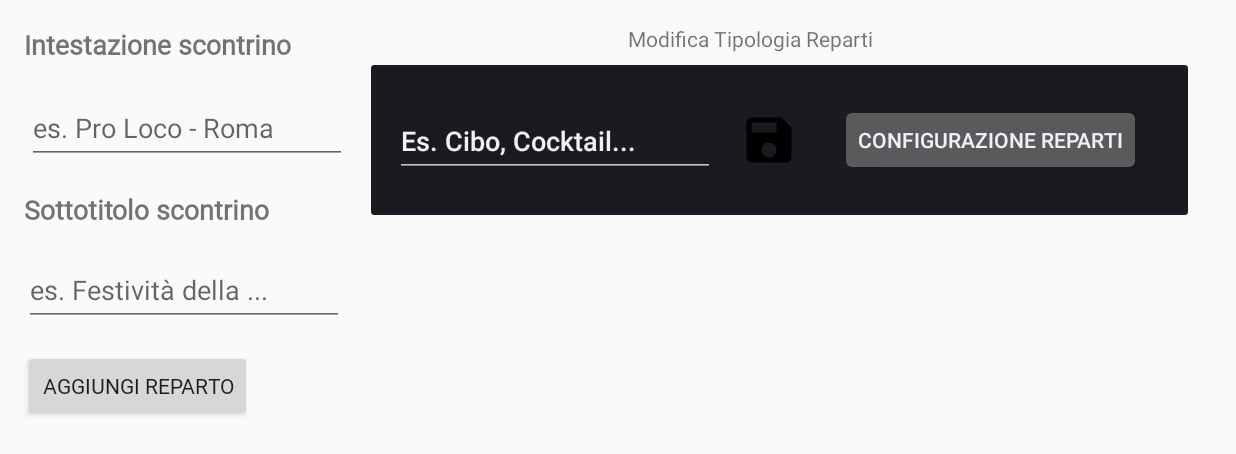
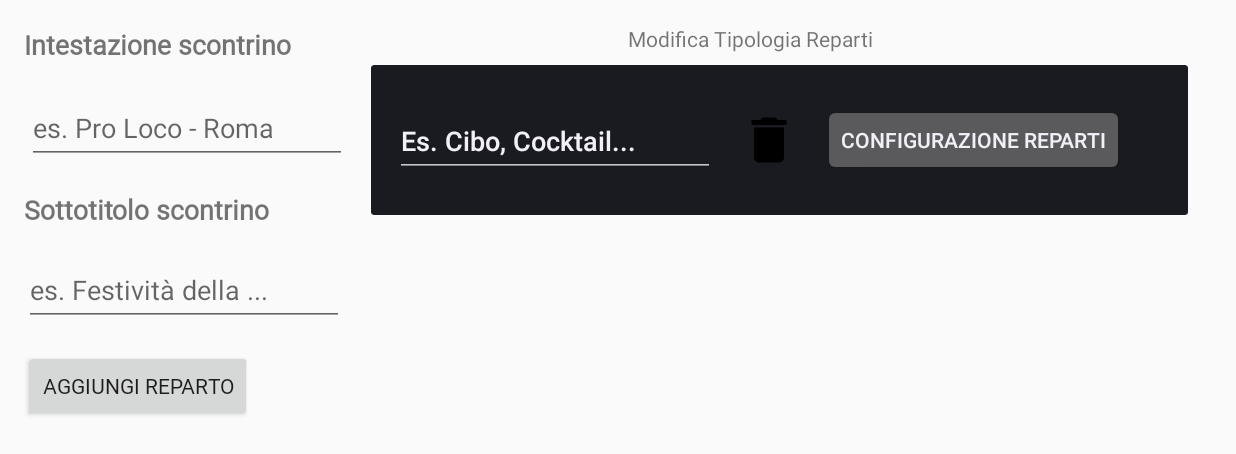
Before and after one commit to simone-di-paolo/cash-register-android, an Android app: the SettingsFragment screen opened through its navigation route, after a tap on "AGGIUNGI REPARTO", on a phone screen of 824 x 412 dp (held sideways). Shown: the top 454 px of the screen. Run offline under Robolectric (Android 15) with nearby library versions, the phone set to English and light mode, and no system bars; our stand-ins replace Room's generated code; 2 statements that could not run were skipped.

Commit message:
Feature - Now, when click on Done into editText you will save the settings and the name into the DB

```diff
--- a/app/src/main/java/com/dev/simonedipaolo/cashregister/TipologiaRepartiSettingsAdapter.java
+++ b/app/src/main/java/com/dev/simonedipaolo/cashregister/adapters/TipologiaRepartiSettingsAdapter.java
@@ -1,12 +1,15 @@
-package com.dev.simonedipaolo.cashregister;
+package com.dev.simonedipaolo.cashregister.adapters;
 
 import android.content.Context;
+import android.view.KeyEvent;
 import android.view.LayoutInflater;
 import android.view.View;
 import android.view.ViewGroup;
+import android.view.inputmethod.EditorInfo;
 import android.widget.Button;
 import android.widget.EditText;
 import android.widget.ImageView;
+import android.widget.TextView;
 
 import androidx.annotation.NonNull;
 import androidx.fragment.app.Fragment;
@@ -15,7 +18,7 @@ import androidx.navigation.NavDirections;
 import androidx.navigation.Navigation;
 import androidx.recyclerview.widget.RecyclerView;
 
-import com.dev.simonedipaolo.cashregister.entities.Reparto;
+import com.dev.simonedipaolo.cashregister.R;
 import com.dev.simonedipaolo.cashregister.entities.TipologiaReparto;
 import com.dev.simonedipaolo.cashregister.fragments.SettingsFragmentDirections;
 import com.dev.simonedipaolo.cashregister.room.StandDatabase;
@@ -59,18 +62,18 @@ public class TipologiaRepartiSettingsAdapter extends RecyclerView.Adapter<Tipolo
     public void onBindViewHolder(@NonNull RepartiViewHolder holder, int position) {
         // setto il testo nell'edit text leggendolo dal database
         holder.editText.setText(reparti.get(holder.getAdapterPosition()).getTipologiaReparto());
-
-        // gestisco il save del singolo row
-        holder.saveIcon.setImageResource(R.drawable.ic_baseline_save_24);
-        holder.saveIcon.setOnClickListener(new View.OnClickListener() {
+        holder.editText.setOnEditorActionListener(new TextView.OnEditorActionListener() {
             @Override
-            public void onClick(View view) {
-                // prendo il reparto
-                TipologiaReparto tempTipologiaReparto = reparti.get(holder.getAdapterPosition());
-                tempTipologiaReparto.setTipologiaReparto(holder.editText.getText().toString());
-                db.standDao().updateTipologiaReparto(tempTipologiaReparto);
-                reparti = db.standDao().getAllTipologiaReparto();
-                notifyItemRangeChanged(holder.getAdapterPosition(), getItemCount());
+            public boolean onEditorAction(TextView textView, int i, KeyEvent keyEvent) {
+                if(i == EditorInfo.IME_ACTION_DONE) {
+                    TipologiaReparto tempTipologiaReparto = reparti.get(holder.getAdapterPosition());
+                    tempTipologiaReparto.setTipologiaReparto(holder.editText.getText().toString());
+                    db.standDao().updateTipologiaReparto(tempTipologiaReparto);
+                    reparti = db.standDao().getAllTipologiaReparto();
+                    notifyItemRangeChanged(holder.getAdapterPosition(), getItemCount());
+                    return false;
+                }
+                return false;
             }
         });
 
@@ -124,7 +127,7 @@ public class TipologiaRepartiSettingsAdapter extends RecyclerView.Adapter<Tipolo
         public RepartiViewHolder(@NonNull View itemView) {
             super(itemView);
             editText = itemView.findViewById(R.id.tipologia_reparto_name_editText);
-            saveIcon = itemView.findViewById(R.id.tipologia_reparto_save_button);
+            //saveIcon = itemView.findViewById(R.id.tipologia_reparto_save_button);
             deleteIcon = itemView.findViewById(R.id.tipologia_reparto_delete_button);
             configureRepartiForTipologiaRepartoButton = itemView.findViewById(R.id.tipologia_reparto_conf_reparti_button);
         }
--- a/app/src/main/res/layout/tipologia_reparti_row.xml
+++ b/app/src/main/res/layout/tipologia_reparti_row.xml
@@ -30,6 +30,7 @@
                 android:minHeight="48dp"
                 android:text="Name"
                 android:imeOptions="actionDone"
+                android:scrollHorizontally="true"
                 app:layout_constraintBottom_toBottomOf="parent"
                 app:layout_constraintEnd_toEndOf="parent"
                 app:layout_constraintHorizontal_bias="0.0"
@@ -37,7 +38,7 @@
                 app:layout_constraintTop_toTopOf="parent"
                 app:layout_constraintVertical_bias="0.521" />
 
-            <ImageView
+            <!--<ImageView
                 android:id="@+id/tipologia_reparto_save_button"
                 android:layout_width="40dp"
                 android:layout_height="40dp"
@@ -50,7 +51,7 @@
                 app:layout_constraintHorizontal_bias="0.0"
                 app:layout_constraintStart_toEndOf="@+id/tipologia_reparto_name_editText"
                 app:layout_constraintTop_toTopOf="parent"
-                app:srcCompat="@drawable/ic_baseline_save_24" />
+                app:srcCompat="@drawable/ic_baseline_save_24" />-->
 
             <ImageView
                 android:id="@+id/tipologia_reparto_delete_button"
@@ -58,12 +59,11 @@
                 android:layout_height="40dp"
                 android:layout_marginStart="16dp"
                 android:layout_marginTop="16dp"
-                android:layout_marginEnd="16dp"
                 android:layout_marginBottom="16dp"
                 app:layout_constraintBottom_toBottomOf="parent"
-                app:layout_constraintEnd_toStartOf="@+id/tipologia_reparto_conf_reparti_button"
-                app:layout_constraintHorizontal_bias="0.42"
-                app:layout_constraintStart_toEndOf="@+id/tipologia_reparto_save_button"
+                app:layout_constraintEnd_toEndOf="parent"
+                app:layout_constraintHorizontal_bias="0.0"
+                app:layout_constraintStart_toEndOf="@+id/tipologia_reparto_name_editText"
                 app:layout_constraintTop_toTopOf="parent"
                 app:srcCompat="@drawable/ic_baseline_delete_24" />
 
@@ -73,13 +73,13 @@
                 android:layout_height="wrap_content"
                 android:layout_marginStart="16dp"
                 android:layout_marginTop="16dp"
-                android:layout_marginEnd="16dp"
+                android:layout_marginEnd="144dp"
                 android:layout_marginBottom="16dp"
                 android:text="@string/configure_reparti_title"
                 app:layout_constraintBottom_toBottomOf="parent"
                 app:layout_constraintEnd_toEndOf="parent"
-                app:layout_constraintHorizontal_bias="0.413"
-                app:layout_constraintStart_toEndOf="@+id/tipologia_reparto_save_button"
+                app:layout_constraintHorizontal_bias="0.0"
+                app:layout_constraintStart_toEndOf="@+id/tipologia_reparto_delete_button"
                 app:layout_constraintTop_toTopOf="parent" />
 
         </androidx.constraintlayout.widget.ConstraintLayout>
```
Also changed, not shown: app/src/main/java/com/dev/simonedipaolo/cashregister/adapters/RepartiSettingsAdapter.java (+12 -7 lines), app/src/main/java/com/dev/simonedipaolo/cashregister/fragments/SettingsFragment.java (+1 -7 lines), app/src/main/res/layout/edit_reparti_row.xml (+7 -5 lines).
